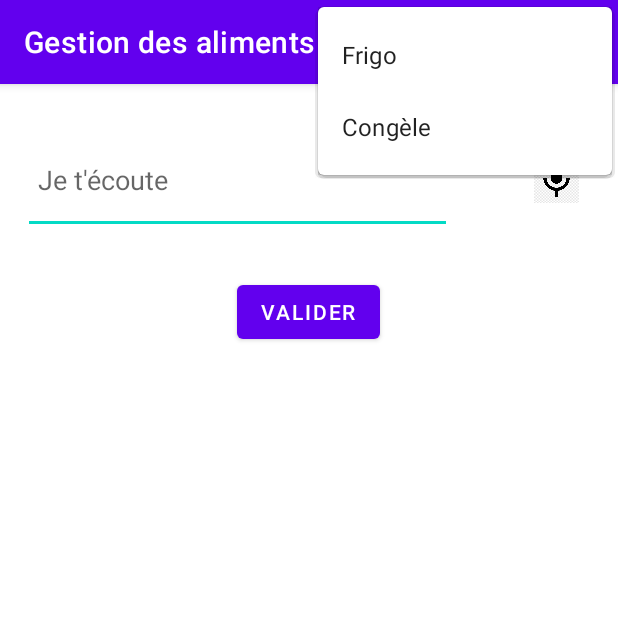
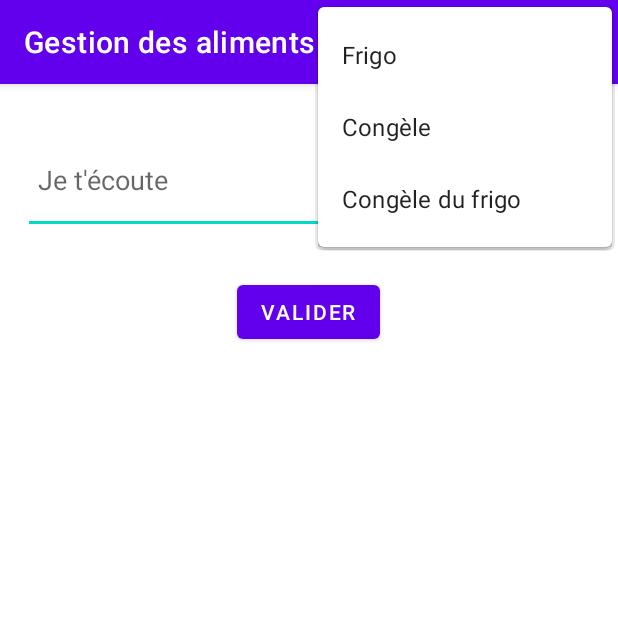
Before and after one commit to Remousses/FoodManagementApplication, an Android app: the screen it shows after launch (MainActivity), with the options menu open, on a phone screen of 412 x 824 dp, the top half of it. Run offline under Robolectric (Android 15) with nearby library versions, the phone set to English and light mode, and no system bars; 6 statements that could not run were skipped.

Commit message:
adding new view

```diff
--- /dev/null
+++ b/app/src/main/java/com/example/foodmanagementapplication/crud/FreezerOfFridgeCRUD.java
@@ -0,0 +1,13 @@
+package com.example.foodmanagementapplication.crud;
+
+import android.content.Context;
+
+import com.example.foodmanagementapplication.utils.Util;
+
+public class FreezerOfFridgeCRUD extends ParentCRUD {
+    private static final String FILE_NAME = Util.FREEZER_OF_FRIDGE_FILE_NAME;
+
+    public FreezerOfFridgeCRUD(final Context context) {
+        super(context, FILE_NAME);
+    }
+}
--- a/app/src/main/java/com/example/foodmanagementapplication/utils/Util.java
+++ b/app/src/main/java/com/example/foodmanagementapplication/utils/Util.java
@@ -3,6 +3,7 @@ package com.example.foodmanagementapplication.utils;
 public class Util {
     public static final String FRIDGE_FILE_NAME = "FridgeIngredients.json";
     public static final String FREEZER_FILE_NAME = "FreezerIngredients.json";
+    public static final String FREEZER_OF_FRIDGE_FILE_NAME = "FreezerOfFridgeIngredients.json";
 
     public Util() {
         throw new IllegalStateException("Never instantiate utility classes");
--- a/app/src/main/res/menu/main_menu.xml
+++ b/app/src/main/res/menu/main_menu.xml
@@ -10,4 +10,9 @@
         android:id="@+id/navigation_freezer"
         android:title="Congèle"
         app:actionViewClass="androidx.fragment.app.FragmentContainerView"/>
+
+    <item
+        android:id="@+id/navigation_freezer_of_fridge"
+        android:title="Congèle du frigo"
+        app:actionViewClass="androidx.fragment.app.FragmentContainerView"/>
 </menu>
```
Also changed, not shown: app/src/main/java/com/example/foodmanagementapplication/MainActivity.java (+16 -0 lines).
